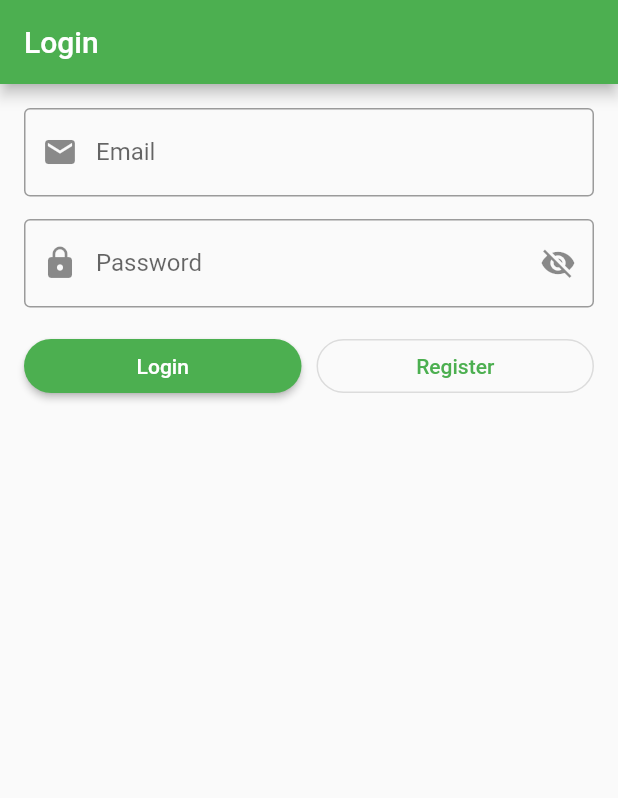
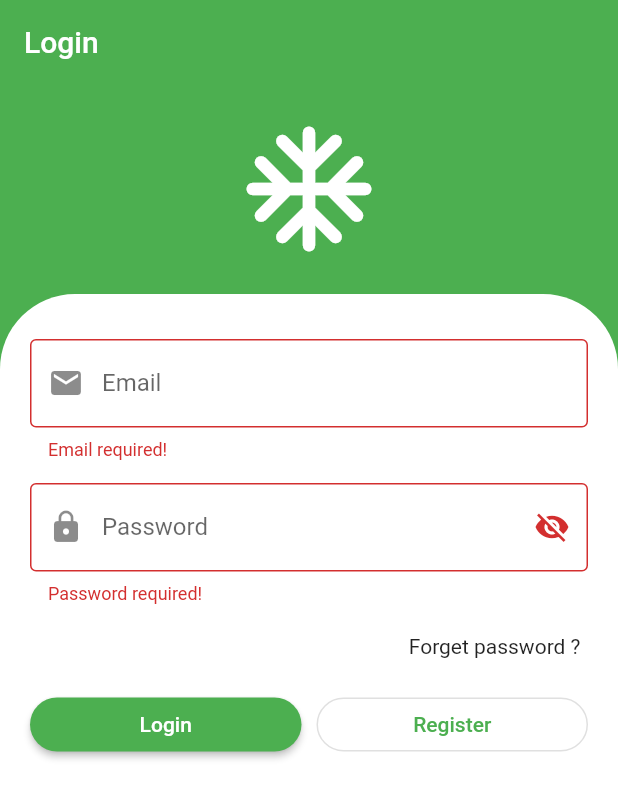
Before and after one commit to amir58/FlutterInstant2, a Flutter app: the screen it shows after launch, after a tap on "Login", on a phone screen of 412 x 824 dp. Shown: the top 798 px of the screen. Run offline on Flutter 3.47's test engine with Material 2 defaults, Android fonts, the phone set to English and light mode, and no system bars; our stand-ins replace fluttertoast.

Commit message:
Session11

```diff
--- a/lib/ui/login_screen.dart
+++ b/lib/ui/login_screen.dart
@@ -1,4 +1,5 @@
 import 'package:flutter/material.dart';
+import 'package:fluttertoast/fluttertoast.dart';
 import 'package:instant2/main.dart';
 import 'package:instant2/ui/home_screen.dart';
 
@@ -19,15 +20,48 @@ class _LoginScreenState extends State<LoginScreen> {
   var passwordController = TextEditingController();
   TextEditingController confirmPasswordController = TextEditingController();
 
+  // Define a form key
+  // Wrap Column widget by Form widget
+  // bind form key variable with Form widget
+  // write TextFormField validators
+  // call form key variable and validate the form
+
+  final formKey = GlobalKey<FormState>();
+
   // Layouts => Column, Row, Stack
   @override
   Widget build(BuildContext context) {
     return Scaffold(
       appBar: AppBar(
         title: const Text("Login"),
+        elevation: 0,
       ),
-      body: Padding(
-        padding: const EdgeInsets.all(16),
+      body: Container(
+        color: Colors.green,
+        child: Column(
+          crossAxisAlignment: CrossAxisAlignment.center,
+          children: [
+            const Padding(
+              padding: EdgeInsets.all(20),
+              child: Icon(
+                Icons.ac_unit_rounded,
+                size: 100,
+                color: Colors.white,
+              ),
+            ),
+            Expanded(
+              child: Container(
+                padding:
+                    const EdgeInsets.symmetric(horizontal: 20, vertical: 30),
+                decoration: const BoxDecoration(
+                  color: Colors.white,
+                  borderRadius: BorderRadius.only(
+                    topLeft: Radius.circular(50),
+                    topRight: Radius.circular(50),
+                  ),
+                ),
+                child: Form(
+                  key: formKey, // Binding
                   child: Column(
                     mainAxisSize: MainAxisSize.max,
                     // Main  => Vertical
@@ -44,6 +78,16 @@ class _LoginScreenState extends State<LoginScreen> {
                           border: OutlineInputBorder(),
                           prefixIcon: Icon(Icons.email),
                         ),
+                        validator: (value) {
+                          if (value!.isEmpty) {
+                            return "Email required!";
+                          }
+                          // Not contain @ OR not contain .
+                          if (!value.contains("@") || !value.contains(".")) {
+                            return "Invalid email!";
+                          }
+                          return null;
+                        },
                       ),
                       const SizedBox(height: 15),
                       TextFormField(
@@ -59,9 +103,27 @@ class _LoginScreenState extends State<LoginScreen> {
                               setState(() {});
                             },
                             icon: Icon(
-                      obscureText ? Icons.visibility_off : Icons.visibility),
+                              obscureText
+                                  ? Icons.visibility_off
+                                  : Icons.visibility,
                             ),
                           ),
+                        ),
+                        validator: (value) {
+                          if (value!.isEmpty) {
+                            return "Password required!";
+                          }
+                          if (value.length < 6) {
+                            return "Password must be at least 6 characters!";
+                          }
+                          return null;
+                        },
+                      ),
+                      const SizedBox(height: 15),
+                      Container(
+                        alignment: AlignmentDirectional.centerEnd,
+                        padding: const EdgeInsets.all(5),
+                        child: const Text("Forget password ?"),
                       ),
                       const SizedBox(height: 15),
                       Row(
@@ -76,8 +138,8 @@ class _LoginScreenState extends State<LoginScreen> {
                             // 2/3
                             child: ElevatedButton(
                               onPressed: () => login(),
-                    style:
-                        ElevatedButton.styleFrom(shape: const StadiumBorder()),
+                              style: ElevatedButton.styleFrom(
+                                  shape: const StadiumBorder()),
                               child: const Text("Login"),
                             ),
                           ),
@@ -89,12 +151,13 @@ class _LoginScreenState extends State<LoginScreen> {
                                 Navigator.push(
                                   context,
                                   MaterialPageRoute(
-                          builder: (context) => const RegisterScreen(),
+                                    builder: (context) =>
+                                        const RegisterScreen(),
                                   ),
                                 );
                               },
-                    style:
-                        ElevatedButton.styleFrom(shape: const StadiumBorder()),
+                              style: ElevatedButton.styleFrom(
+                                  shape: const StadiumBorder()),
                               child: const Text("Register"),
                             ),
                           ),
@@ -103,22 +166,54 @@ class _LoginScreenState extends State<LoginScreen> {
                     ],
                   ),
                 ),
+              ),
+            ),
+          ],
+        ),
+      ),
     );
   }
 
   void login() {
+    // Not validate => return
+    if (!formKey.currentState!.validate()) {
+      return;
+    }
+
     String email = emailController.text;
     String password = passwordController.text;
 
     if (email == "amir@gmail.com" && password == "123123") {
-      Navigator.pushReplacement(
+      Navigator.pushAndRemoveUntil(
         context,
         MaterialPageRoute(
-          builder: (context) => HomeScreen(),
+          builder: (context) => const HomeScreen(),
         ),
+        (route) => false,
       );
     } else {
       print('Email or password wrong!');
+      displaySnackBar('Email or password wrong!');
+      displayToast("Email or password wrong!");
     }
   }
+
+  void displayToast(String message) {
+    Fluttertoast.cancel();
+
+    Fluttertoast.showToast(
+      msg: message,
+      toastLength: Toast.LENGTH_LONG,
+    );
   }
+
+  void displaySnackBar(String message) {
+    final snackBar = SnackBar(
+      content: Text(message),
+    );
+
+    // Find the ScaffoldMessenger in the widget tree
+    // and use it to show a SnackBar.
+    ScaffoldMessenger.of(context).showSnackBar(snackBar);
+  }
+}
--- a/pubspec.yaml
+++ b/pubspec.yaml
@@ -35,6 +35,7 @@ dependencies:
   # The following adds the Cupertino Icons font to your application.
   # Use with the CupertinoIcons class for iOS style icons.
   cupertino_icons: ^1.0.2
+  fluttertoast: ^8.2.2
 
 dev_dependencies:
   flutter_test:
```
Also changed, not shown: lib/main.dart (+52 -8 lines), pubspec.lock, 3 other files. Lines whose indentation alone changed are shown as unchanged.
